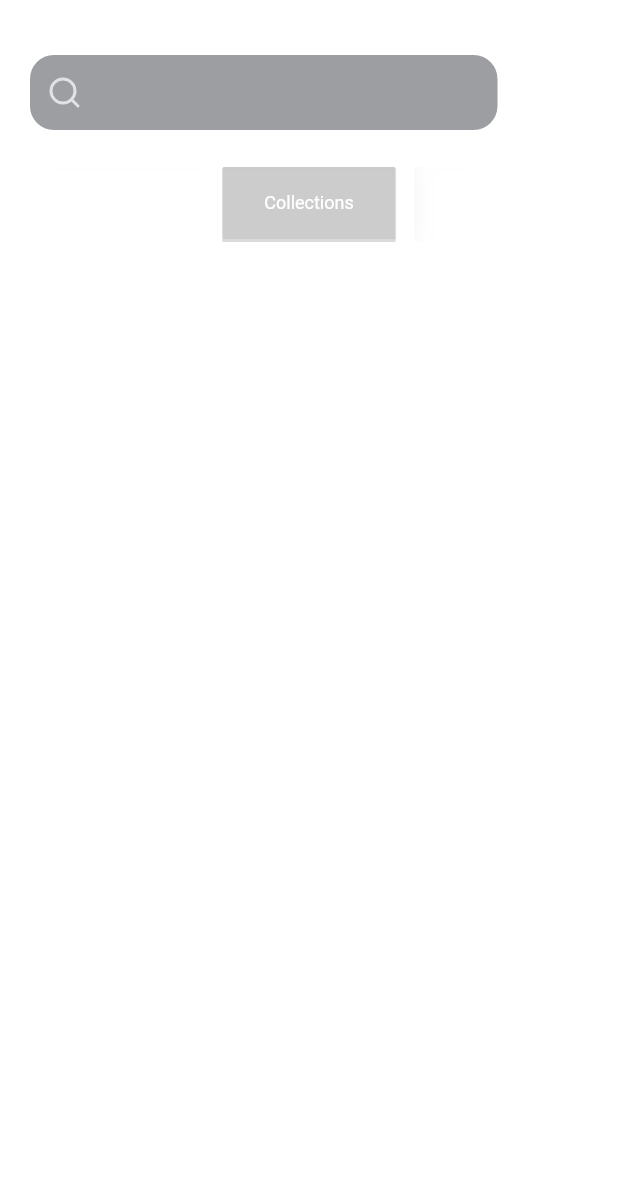
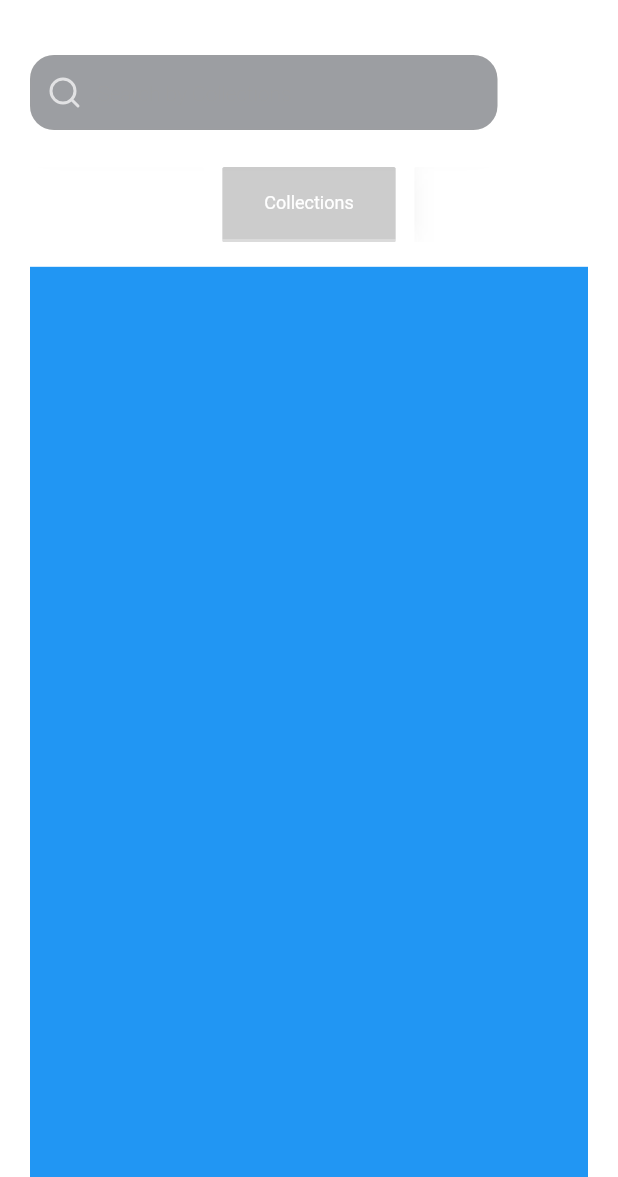
Before and after one commit to alper-mf/nft_tool_app, a Flutter app: the MarketPlaceView screen opened directly, after a tap on "Collections", on a phone screen of 412 x 824 dp, the part 59-1236 px from its top. Run offline on Flutter 3.47's test engine with Material 2 defaults, Android fonts, the phone set to English and light mode, and no system bars; our stand-ins replace fl_chart, flutter_svg, get, go_router; missing offline and left inert: background_json_parser, overlay_loading_progress, walletconnect_dart, walletconnect_secure_storage; network calls fail.

Commit message:
NFT3 - Nfts List Is Done

```diff
--- a/lib/app/dialogs/bottom_sheet/custom_bottom_sheet.dart
+++ b/lib/app/dialogs/bottom_sheet/custom_bottom_sheet.dart
@@ -7,17 +7,19 @@ class CBottomSheet {
   static show(
     BuildContext context, [
     Widget? widget,
+    Color? backgroundColor,
+    double? padding,
   ]) async {
     await showModalBottomSheet(
       context: context,
-      backgroundColor: Colors.transparent,
+      backgroundColor: backgroundColor ?? Colors.transparent,
       isScrollControlled: true,
       constraints: const BoxConstraints(
         maxWidth: double.infinity,
       ),
       builder: (BuildContext context) {
         return Container(
-          margin: const EdgeInsets.all(paddingXS),
+          margin: EdgeInsets.all(padding ?? paddingXS),
           child: ClipRRect(
             borderRadius: const BorderRadius.all(Radius.circular(radiusL)),
             child: BackdropFilter(
--- a/lib/app/navigation/router.dart
+++ b/lib/app/navigation/router.dart
@@ -21,6 +21,7 @@ class AppRouter {
         ScreensPath.goToHomeScreen(),
         ScreensPath.goToWalletScreen(),
         ScreensPath.goToMarketPlace(),
+        ScreensPath.goToNftDetailScreen(),
       ],
       errorPageBuilder: (context, error) => MaterialPage(
           key: error.pageKey,
--- a/lib/app/theme/text_and_style/market/market_styles.dart
+++ b/lib/app/theme/text_and_style/market/market_styles.dart
@@ -4,5 +4,6 @@ import 'package:nft_tool_app/app/theme/text_and_style/general_style/my_text_styl
 class MarketStyles {
   static TextStyle normalTexts(BuildContext context) => s12w400Dark(context).copyWith(fontSize: 12);
 
-  static TextStyle boldTexts(BuildContext context) => s12w700Dark(context).copyWith(fontSize: 12);
+  static TextStyle boldTexts(BuildContext context) =>
+      s16w700Dark(context).copyWith(fontSize: 16, fontWeight: FontWeight.w700);
 }
--- /dev/null
+++ b/lib/screens/market_place_screen/view/collections_view.dart
@@ -0,0 +1,14 @@
+part of '../view/market_place_view.dart';
+
+class _CollectionsView extends StatelessWidget {
+  const _CollectionsView({Key? key}) : super(key: key);
+
+  @override
+  Widget build(BuildContext context) {
+    return Container(
+      height: SizeConfig.height,
+      width: SizeConfig.width,
+      color: Colors.blue,
+    );
+  }
+}
--- a/lib/screens/market_place_screen/view/market_place_view.dart
+++ b/lib/screens/market_place_screen/view/market_place_view.dart
@@ -4,6 +4,7 @@ import 'package:get/get.dart';
 import 'package:nft_tool_app/app/components/appbar/global_app_bar.dart';
 import 'package:nft_tool_app/app/components/background/glass_widget.dart';
 import 'package:nft_tool_app/app/components/button/rounded_button.dart';
+import 'package:nft_tool_app/app/components/indexed_stack/animated_indexed_stack.dart';
 import 'package:nft_tool_app/app/components/search_bar/search_bar_view.dart';
 import 'package:nft_tool_app/app/constants/assets_const.dart';
 import 'package:nft_tool_app/app/constants/colors.dart';
@@ -15,6 +16,9 @@ import 'package:nft_tool_app/app/theme/text_and_style/market/market_styles.dart'
 import 'package:nft_tool_app/screens/market_place_screen/controller/market_place_controller.dart';
 
 part '../widget/select_tab.dart';
+part './nfts_view.dart';
+part './collections_view.dart';
+part './users_view.dart';
 
 class MarketPlaceView extends GetView<MarketPlaceController> {
   const MarketPlaceView({Key? key}) : super(key: key);
@@ -39,6 +43,7 @@ class MarketPlaceView extends GetView<MarketPlaceController> {
           return Column(
             crossAxisAlignment: CrossAxisAlignment.start,
             children: [
+              /// Searchbar ve Filter Button
               Row(
                 mainAxisSize: MainAxisSize.max,
                 crossAxisAlignment: CrossAxisAlignment.center,
@@ -64,7 +69,18 @@ class MarketPlaceView extends GetView<MarketPlaceController> {
                 ],
               ),
               SizedBox(height: SizeConfig.height * .03),
-              _Tabs()
+
+              ///Sekmelerin bulunduğu widget
+              const _Tabs(),
+              SizedBox(height: SizeConfig.height * .02),
+
+              ///Sekmelerin sayfalarının bulunduğu widget
+              Expanded(
+                child: AnimatedIndexedStack(
+                  index: controller.selectedTab.value,
+                  children: const [_NftsView(), _CollectionsView(), _UsersView()],
+                ),
+              )
             ],
           );
         }),
--- /dev/null
+++ b/lib/screens/market_place_screen/view/nfts_view.dart
@@ -0,0 +1,154 @@
+part of '../view/market_place_view.dart';
+
+class _NftsView extends GetView<MarketPlaceController> {
+  const _NftsView({Key? key}) : super(key: key);
+
+  @override
+  Widget build(BuildContext context) {
+    final text = 'https://img.seadn.io/files/486ffcefdee19440c2b80048ed0c4f4d.png?fit=max&w=600';
+    return SizedBox(
+        height: SizeConfig.height,
+        width: SizeConfig.width,
+        child: GridView.builder(
+            gridDelegate: SliverGridDelegateWithFixedCrossAxisCount(
+                crossAxisCount: 2,
+                crossAxisSpacing: 10,
+                mainAxisSpacing: 10,
+                childAspectRatio: SizeConfig.height * (.01 / 2.8) / 5),
+            itemCount: 12,
+            itemBuilder: (context, index) {
+              return _NftCard(
+                url: text,
+                nftName: 'Azuki #2027',
+                owner: 'Azuki',
+                priceType: 'ETH',
+                price: 0.02,
+                highestBid: 0.03,
+                nftId: 1,
+                onTap: (i) => controller.onTapNft(1),
+              );
+            }));
+  }
+}
+
+class _NftCard extends StatelessWidget {
+  const _NftCard({
+    Key? key,
+    this.url,
+    this.nftName,
+    this.owner,
+    this.price,
+    this.priceType,
+    this.highestBid,
+    this.onTap,
+    this.nftId,
+  }) : super(key: key);
+
+  final String? url;
+  final String? owner;
+  final String? nftName;
+  final double? price;
+  final String? priceType;
+  final double? highestBid;
+  final int? nftId;
+  final Function(int nftId)? onTap;
+
+  @override
+  Widget build(BuildContext context) {
+    return InkWell(
+      onTap: () => onTap!(nftId!),
+      splashColor: greenColor,
+      hoverColor: greenColor,
+      child: Container(
+        padding: const EdgeInsets.all(paddingXS),
+        decoration: BoxDecoration(
+            borderRadius: BorderRadius.circular(radiusXXS),
+            border: Border.all(color: defaultWhiteColor.withOpacity(0.2))),
+        child: Column(
+          crossAxisAlignment: CrossAxisAlignment.start,
+          children: [
+            Expanded(
+              child: Container(
+                decoration: BoxDecoration(
+                    borderRadius: BorderRadius.circular(radiusXXS),
+                    image: DecorationImage(
+                      fit: BoxFit.cover,
+                      image: NetworkImage(url!),
+                    )),
+              ),
+            ),
+            SizedBox(height: SizeConfig.height * .01),
+            Text(
+              owner ?? '',
+              maxLines: 1,
+              overflow: TextOverflow.ellipsis,
+              style: MarketStyles.boldTexts(context).copyWith(
+                color: defaultWhiteColor.withOpacity(0.5),
+                fontSize: 14,
+              ),
+            ),
+            Text(
+              nftName ?? '',
+              maxLines: 1,
+              overflow: TextOverflow.ellipsis,
+              style: MarketStyles.boldTexts(context)
+                  .copyWith(color: defaultWhiteColor.withOpacity(0.8)),
+            ),
+            SizedBox(height: SizeConfig.height * .01),
+            GlassWidget(
+                sigma: 8,
+                radius: radiusXXXS,
+                padding: 0,
+                widget: Padding(
+                  padding: const EdgeInsets.fromLTRB(10, 10, 10, 10),
+                  child: Row(
+                    mainAxisAlignment: MainAxisAlignment.spaceBetween,
+                    children: [
+                      Column(
+                        mainAxisSize: MainAxisSize.min,
+                        children: [
+                          Text(
+                            'Price',
+                            style: MarketStyles.boldTexts(context).copyWith(
+                              color: defaultWhiteColor.withOpacity(0.5),
+                              fontSize: 12,
+                            ),
+                          ),
+                          Text(
+                            price.toString(),
+                            style: MarketStyles.boldTexts(context).copyWith(
+                              color: defaultWhiteColor.withOpacity(0.8),
+                              fontSize: 14,
+                            ),
+                          )
+                        ],
+                      ),
+                      Column(
+                        mainAxisSize: MainAxisSize.min,
+                        crossAxisAlignment: CrossAxisAlignment.start,
+                        children: [
+                          Text(
+                            'Highest Bid',
+                            style: MarketStyles.boldTexts(context).copyWith(
+                              color: defaultWhiteColor.withOpacity(0.5),
+                              fontSize: 12,
+                            ),
+                          ),
+                          Text(
+                            highestBid.toString(),
+                            style: MarketStyles.boldTexts(context).copyWith(
+                              color: defaultWhiteColor.withOpacity(0.8),
+                              fontSize: 14,
+                            ),
+                          )
+                        ],
+                      ),
+                    ],
+                  ),
+                ))
+          ],
+        ),
+      ),
+    );
+  }
+}
--- a/lib/screens/nft_detail_screen/view/detail_view.dart
+++ b/lib/screens/nft_detail_screen/view/detail_view.dart
@@ -27,7 +27,9 @@ class NftDetailView extends GetView<NftDetailController> {
 
   @override
   Widget build(BuildContext context) {
-    return Scaffold(
+    return Padding(
+      padding: const EdgeInsets.only(top: paddingXL),
+      child: Scaffold(
         key: controller.scaffoldKey,
         appBar: const MyAppBar(
           title: 'Details',
@@ -112,6 +114,7 @@ class NftDetailView extends GetView<NftDetailController> {
             ),
           );
         }),
+      ),
     );
   }
 }
```
Also changed, not shown: lib/app/navigation/pages.dart (+10 -0 lines), lib/screens/market_place_screen/controller/market_place_controller.dart (+9 -0 lines), lib/screens/market_place_screen/view/users_view.dart (added, +14 -0 lines). Lines whose indentation alone changed are shown as unchanged.
